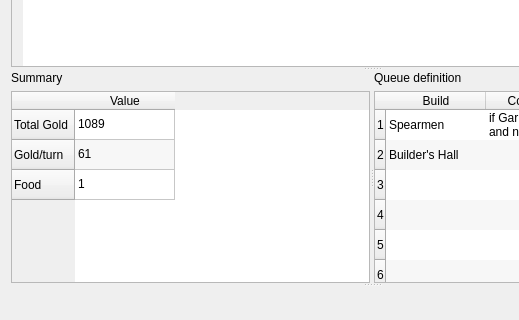
Old version of the form QMoMDialogs/DialogBuildingQueues.ui in the repository jbalcomb/MoM-RTGT; both pictures show x 0 to 519 and y 335 to 655 of the 743 by 655 pixel window.
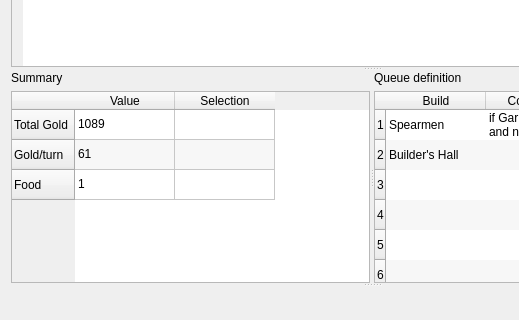
New version of the form.

Commit message: Fix crashbug in Manage Cities (again) + Tax selection

The edit to the form file:
```diff
--- a/QMoMDialogs/DialogBuildingQueues.ui
+++ b/QMoMDialogs/DialogBuildingQueues.ui
@@ -304,6 +304,11 @@
             <string>Value</string>
            </property>
           </column>
+          <column>
+           <property name="text">
+            <string>Selection</string>
+           </property>
+          </column>
           <item row="0" column="0">
            <property name="text">
             <string>1089</string>
@@ -314,6 +319,11 @@
             <string>61</string>
            </property>
           </item>
+          <item row="1" column="1">
+           <property name="text">
+            <string/>
+           </property>
+          </item>
           <item row="2" column="0">
            <property name="text">
             <string>1</string>
```
Left out of the diff: 5 changed lines with no effect on the pictures. The commit also changes 4 other files.
